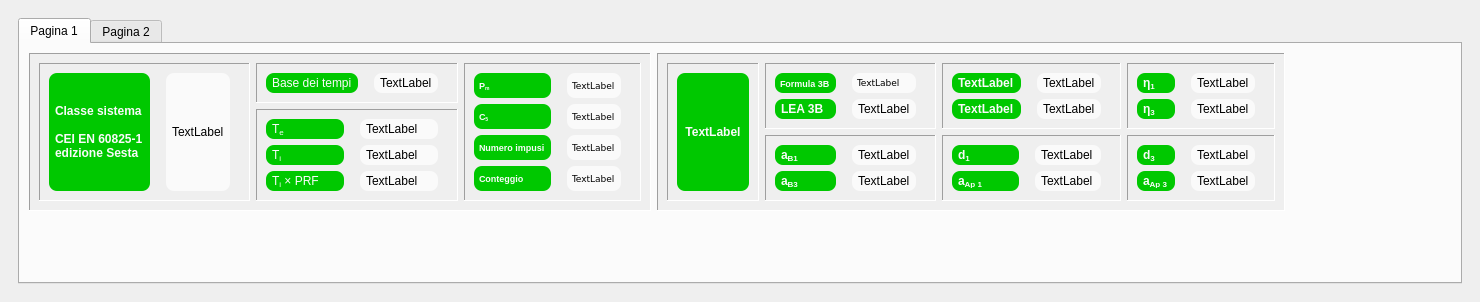
Before: the Qt Designer form docklea.ui in crocodile119/Laser-Studio, drawn with Qt 5.
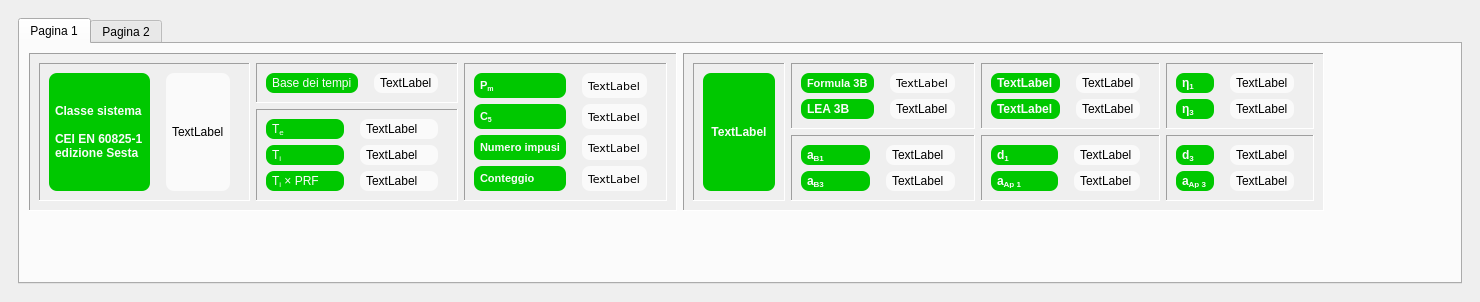
After: the same form once the commit is applied. The open tabs and pages were chosen to show the change.

What changed in the file:
```diff
--- a/docklea.ui
+++ b/docklea.ui
@@ -239,7 +239,7 @@
                    <widget class="QLabel" name="tC5_Label">
                     <property name="font">
                      <font>
-                      <pointsize>7</pointsize>
+                      <pointsize>8</pointsize>
                       <weight>75</weight>
                       <bold>true</bold>
                      </font>
@@ -262,7 +262,7 @@
                     <property name="font">
                      <font>
                       <family>Verdana</family>
-                      <pointsize>7</pointsize>
+                      <pointsize>8</pointsize>
                       <weight>50</weight>
                       <bold>false</bold>
                      </font>
@@ -287,7 +287,7 @@
                    <widget class="QLabel" name="tPulseNumberLabel">
                     <property name="font">
                      <font>
-                      <pointsize>7</pointsize>
+                      <pointsize>8</pointsize>
                       <weight>75</weight>
                       <bold>true</bold>
                      </font>
@@ -310,7 +310,7 @@
                     <property name="font">
                      <font>
                       <family>Verdana</family>
-                      <pointsize>7</pointsize>
+                      <pointsize>8</pointsize>
                       <weight>50</weight>
                       <bold>false</bold>
                      </font>
@@ -332,7 +332,7 @@
                    <widget class="QLabel" name="tMeanPowerLabel">
                     <property name="font">
                      <font>
-                      <pointsize>7</pointsize>
+                      <pointsize>8</pointsize>
                       <weight>75</weight>
                       <bold>true</bold>
                      </font>
@@ -355,7 +355,7 @@
                     <property name="font">
                      <font>
                       <family>Verdana</family>
-                      <pointsize>7</pointsize>
+                      <pointsize>8</pointsize>
                       <weight>50</weight>
                       <bold>false</bold>
                      </font>
@@ -377,7 +377,7 @@
                    <widget class="QLabel" name="tCountingLabel">
                     <property name="font">
                      <font>
-                      <pointsize>7</pointsize>
+                      <pointsize>8</pointsize>
                       <weight>75</weight>
                       <bold>true</bold>
                      </font>
@@ -400,7 +400,7 @@
                     <property name="font">
                      <font>
                       <family>Verdana</family>
-                      <pointsize>7</pointsize>
+                      <pointsize>8</pointsize>
                       <weight>50</weight>
                       <bold>false</bold>
                      </font>
@@ -945,7 +945,7 @@
                     <property name="font">
                      <font>
                       <family>Verdana</family>
-                      <pointsize>7</pointsize>
+                      <pointsize>8</pointsize>
                      </font>
                     </property>
                     <property name="styleSheet">
@@ -965,7 +965,7 @@
                    <widget class="QLabel" name="tFormulaLEA_Label">
                     <property name="font">
                      <font>
-                      <pointsize>7</pointsize>
+                      <pointsize>8</pointsize>
                       <weight>75</weight>
                       <bold>true</bold>
                      </font>
```
Left out of the diff: 10 changed lines with no effect on the pictures.
